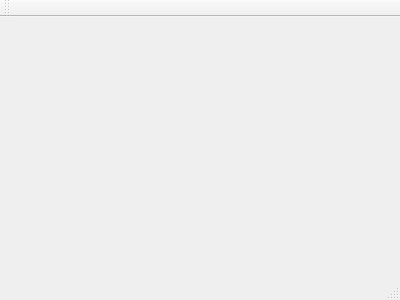
Above: mainwindow.ui from MarioRub/Proyecto-Final-Programacion before the change. Below: the same form after it.
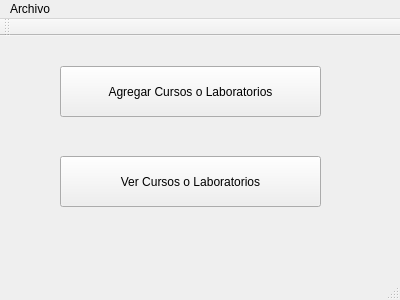
That is the form after the change.

Patch:
```diff
--- a/mainwindow.ui
+++ b/mainwindow.ui
@@ -12,13 +12,73 @@
   <property name="windowTitle" >
    <string>MainWindow</string>
   </property>
-  <widget class="QMenuBar" name="menuBar" />
-  <widget class="QToolBar" name="mainToolBar" />
-  <widget class="QWidget" name="centralWidget" />
-  <widget class="QStatusBar" name="statusBar" />
+  <widget class="QWidget" name="centralWidget">
+   <widget class="QPushButton" name="pushButton">
+    <property name="geometry">
+     <rect>
+      <x>60</x>
+      <y>30</y>
+      <width>261</width>
+      <height>51</height>
+     </rect>
+    </property>
+    <property name="text">
+     <string>Agregar Cursos o Laboratorios</string>
+    </property>
+   </widget>
+   <widget class="QPushButton" name="pushButton_2">
+    <property name="geometry">
+     <rect>
+      <x>60</x>
+      <y>120</y>
+      <width>261</width>
+      <height>51</height>
+     </rect>
+    </property>
+    <property name="text">
+     <string>Ver Cursos o Laboratorios</string>
+    </property>
+   </widget>
+  </widget>
+  <widget class="QMenuBar" name="menuBar">
+   <property name="geometry">
+    <rect>
+     <x>0</x>
+     <y>0</y>
+     <width>400</width>
+     <height>21</height>
+    </rect>
+   </property>
+   <widget class="QMenu" name="menuSistema_de_Registro_Programacion">
+    <property name="title">
+     <string>Archivo</string>
+    </property>
+    <addaction name="actionGuardar"/>
+    <addaction name="actionAbrir"/>
+   </widget>
+   <addaction name="menuSistema_de_Registro_Programacion"/>
+  </widget>
+  <widget class="QToolBar" name="mainToolBar">
+   <attribute name="toolBarArea">
+    <enum>TopToolBarArea</enum>
+   </attribute>
+   <attribute name="toolBarBreak">
+    <bool>false</bool>
+   </attribute>
+  </widget>
+  <widget class="QStatusBar" name="statusBar"/>
+  <action name="actionGuardar">
+   <property name="text">
+    <string>Guardar</string>
+   </property>
+  </action>
+  <action name="actionAbrir">
+   <property name="text">
+    <string>Abrir</string>
+   </property>
+  </action>
  </widget>
- <layoutDefault spacing="6" margin="11" />
- <pixmapfunction></pixmapfunction>
+ <layoutdefault spacing="6" margin="11"/>
  <resources/>
  <connections/>
 </ui>
```
Left out of the diff: 46 changed lines with no effect on the pictures.
